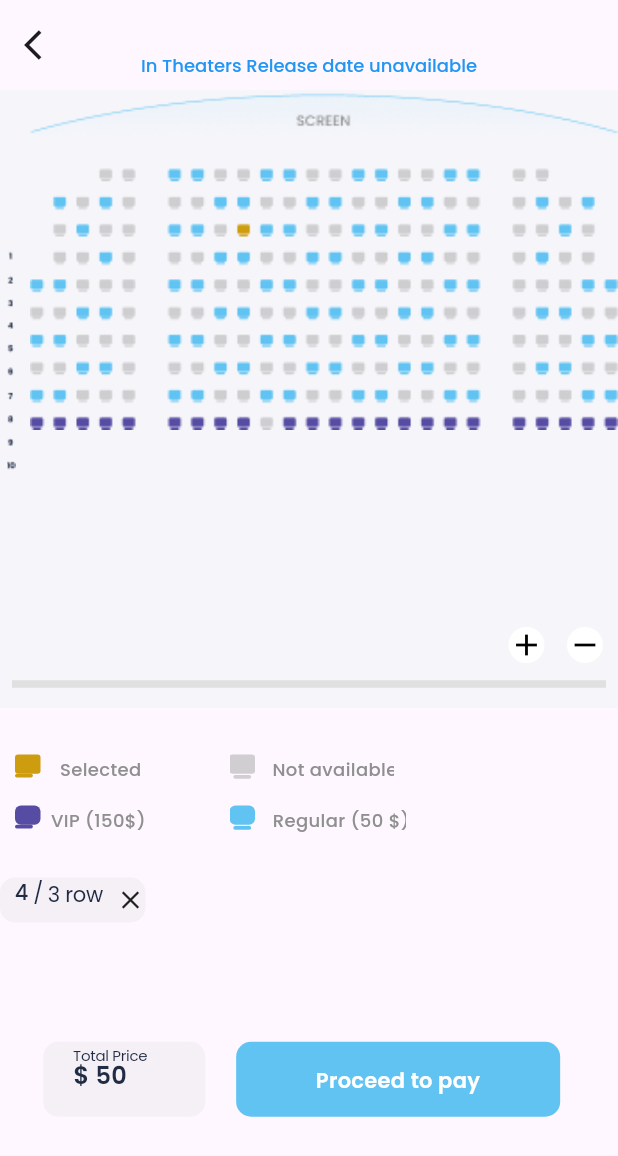
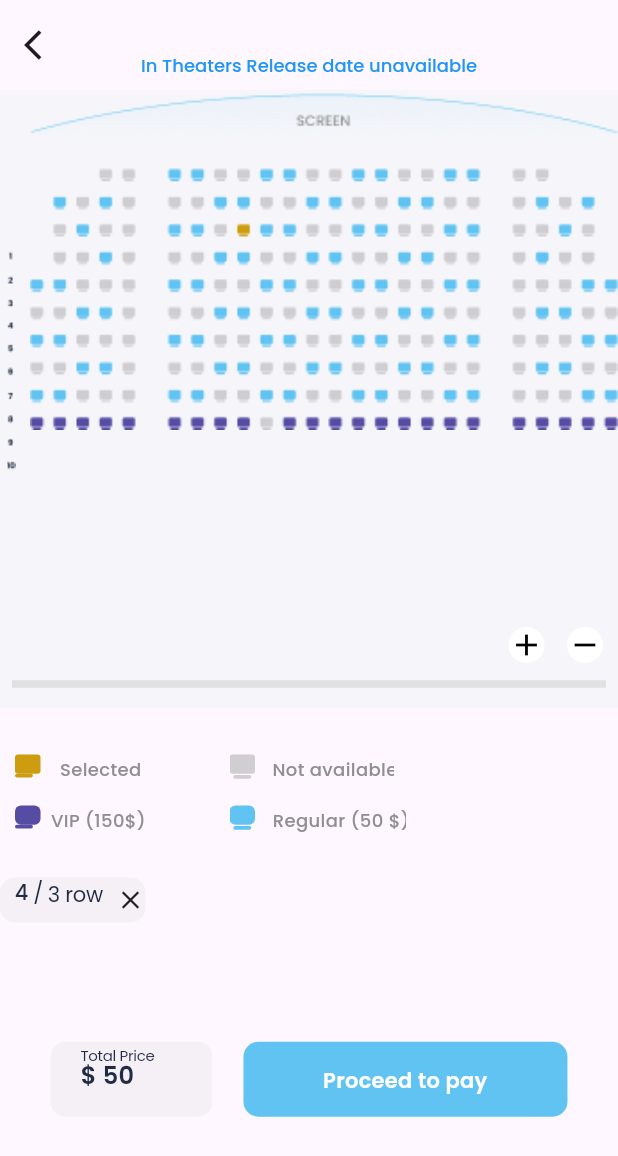
Before and after one commit to Affan-Rehman/Movie-Test, a Flutter app: the SelectingSeats screen opened directly with empty values, on a phone screen of 412 x 824 dp. Shown: the top 1156 px of the screen. Run offline on Flutter 3.47's test engine with Material 3 defaults, Android fonts, the phone set to English and light mode, and no system bars; our stand-ins replace google_fonts, hive, youtube_player_flutter; accounts and stored records are empty; network calls fail.

Commit message:
minor layout changes

```diff
--- a/lib/screens/selectingseats.dart
+++ b/lib/screens/selectingseats.dart
@@ -128,11 +128,8 @@ class SelectingSeats extends StatelessWidget {
           const WidgetRow(),
           Spacer(),
           Row(
-            mainAxisAlignment: MainAxisAlignment.start,
+            mainAxisAlignment: MainAxisAlignment.center,
             children: [
-              SizedBox(
-                width: MediaQuery.of(context).size.width * 0.07,
-              ),
               Container(
                 width: 108,
                 height: 50,
```
